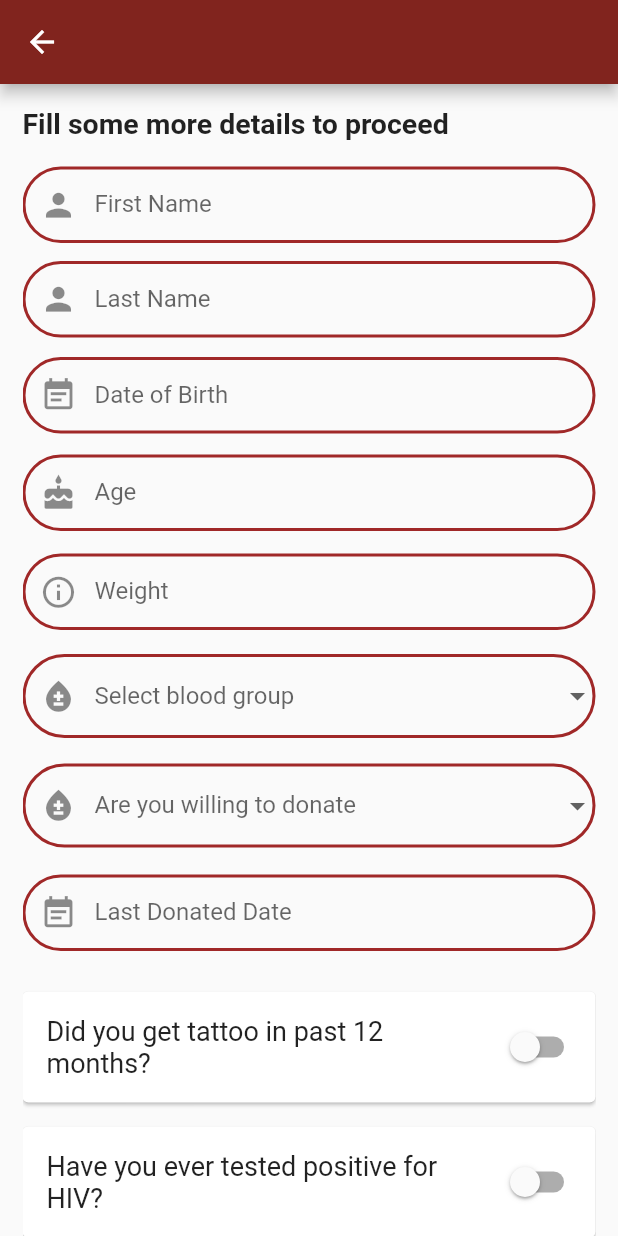
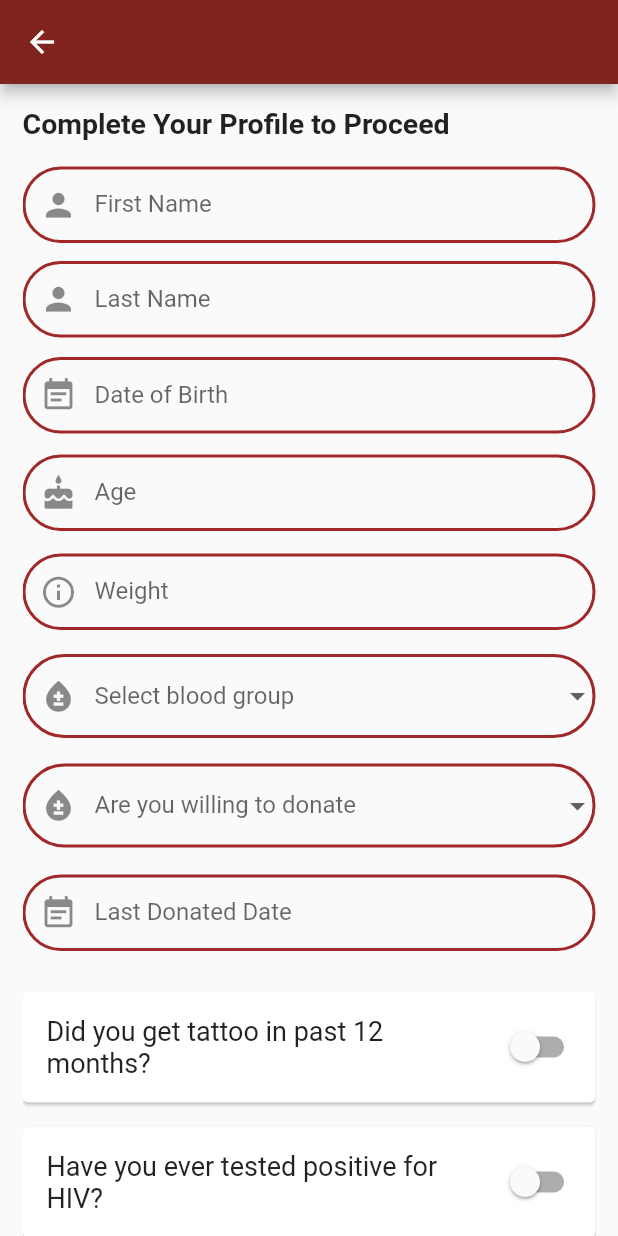
Before and after one commit to SreedevT/bloodbuddy, a Flutter app: the SignUpScreen screen opened by its route, on a phone screen of 412 x 824 dp. Run offline on Flutter 3.47's test engine with Material 2 defaults, Android fonts, the light colour scheme and no system bars; drawn by our look-alikes of date_field; our stand-ins replace cloud_firestore, firebase_auth, firebase_core, flutter_map, flutter_spinkit, geolocator and 3 more; missing offline and left inert: firebase_app_check; accounts and stored records are empty.

Commit message:
Code cleanup

```diff
--- a/lib/authentication/register.dart
+++ b/lib/authentication/register.dart
@@ -1,5 +1,3 @@
-import 'dart:developer';
-
 import 'package:blood/Firestore/userprofile.dart';
 import 'package:blood/screens/mapscreen.dart';
 import 'package:firebase_auth/firebase_auth.dart';
@@ -72,22 +70,23 @@ class _QuestionCardState extends State<QuestionCard> {
 
 class _SignUpScreenState extends State<SignUpScreen> {
   final inputDecoration = InputDecoration(
-    contentPadding: EdgeInsets.symmetric(vertical: 16.0, horizontal: 16.0),
+    contentPadding:
+        const EdgeInsets.symmetric(vertical: 16.0, horizontal: 16.0),
     enabledBorder: OutlineInputBorder(
-      borderSide: BorderSide(
+      borderSide: const BorderSide(
         width: 2,
         color: Color.fromARGB(255, 160, 40, 40),
       ),
       borderRadius: BorderRadius.circular(28.0),
     ),
     focusedBorder: OutlineInputBorder(
-      borderSide: BorderSide(
+      borderSide: const BorderSide(
         width: 2,
         color: Color.fromARGB(255, 135, 34, 34),
       ),
       borderRadius: BorderRadius.circular(28.0),
     ),
-    prefixIcon: Icon(
+    prefixIcon: const Icon(
       Icons.person,
       size: 25,
     ),
@@ -107,7 +106,6 @@ class _SignUpScreenState extends State<SignUpScreen> {
   String? selectedWillingToDonateOption;
   DateTime? lastDonated;
 
-  var con;
   TextEditingController ageController = TextEditingController();
   bool question1 = false;
   bool question2 = false;
@@ -123,48 +121,10 @@ class _SignUpScreenState extends State<SignUpScreen> {
     super.dispose();
   }
 
+  @override
   void initState() {
     super.initState();
     user = _auth.currentUser;
-  }
-
-  Widget questionCard(String question, bool value) {
-    return Card(
-      // Use some padding and margin for the card
-      margin: const EdgeInsets.fromLTRB(0, 8, 0, 8),
-      child: Padding(
-        padding: const EdgeInsets.all(8),
-        // Use a row to align the text and the switch horizontally
-        child: Row(
-          // Use mainAxisAlignment to space the widgets evenly
-          mainAxisAlignment: MainAxisAlignment.spaceEvenly,
-          children: [
-            Expanded(
-              child: Padding(
-                padding: const EdgeInsets.all(8),
-                // Use a text widget with some style
-                child: Text(
-                  question,
-                  style: const TextStyle(
-                    fontSize: 18,
-                  ),
-                ),
-              ),
-            ),
-            // Use a switch widget with the state variable and an onChanged callback
-            Switch(
-              value: value,
-              onChanged: (v) {
-                // Update the state variable and call setState() to rebuild the UI
-                setState(() {
-                  value = v;
-                });
-              },
-            ),
-          ],
-        ),
-      ),
-    );
   }
 
   @override
@@ -180,10 +140,10 @@ class _SignUpScreenState extends State<SignUpScreen> {
           child: ListView(
             // crossAxisAlignment: CrossAxisAlignment.start,
             children: [
-              Padding(
+              const Padding(
                 padding: EdgeInsets.only(bottom: 7.0),
                 child: Text(
-                  'Fill some more details to proceed',
+                  'Complete Your Profile to Proceed',
                   style: TextStyle(
                     fontSize: 19,
                     fontWeight: FontWeight.bold,
@@ -192,7 +152,7 @@ class _SignUpScreenState extends State<SignUpScreen> {
               ),
               // Rest of the code...
 
-              SizedBox(height: 11),
+              const SizedBox(height: 11),
               TextFormField(
                 onChanged: (val) {
                   setState(() {
@@ -209,7 +169,7 @@ class _SignUpScreenState extends State<SignUpScreen> {
                   return null;
                 },
               ),
-              SizedBox(height: 12),
+              const SizedBox(height: 12),
               TextFormField(
                 onChanged: (val) {
                   setState(() {
@@ -226,7 +186,7 @@ class _SignUpScreenState extends State<SignUpScreen> {
                   return null;
                 },
               ),
-              SizedBox(height: 13),
+              const SizedBox(height: 13),
               DateTimeFormField(
                 onDateSelected: (DateTime value) {
                   setState(() {
@@ -237,7 +197,7 @@ class _SignUpScreenState extends State<SignUpScreen> {
                 },
                 decoration: inputDecoration.copyWith(
                   labelText: 'Date of Birth',
-                  prefixIcon: Icon(
+                  prefixIcon: const Icon(
                     Icons.event_note,
                     size: 25,
                   ),
@@ -245,12 +205,12 @@ class _SignUpScreenState extends State<SignUpScreen> {
                 mode: DateTimeFieldPickerMode.date,
                 autovalidateMode: AutovalidateMode.always,
               ),
-              SizedBox(height: 14),
+              const SizedBox(height: 14),
               TextFormField(
                 controller: ageController,
                 decoration: inputDecoration.copyWith(
                   labelText: 'Age',
-                  prefixIcon: Icon(
+                  prefixIcon: const Icon(
                     Icons.cake,
                     size: 25,
                   ),
@@ -263,7 +223,7 @@ class _SignUpScreenState extends State<SignUpScreen> {
                   return null;
                 },
               ),
-              SizedBox(height: 15),
+              const SizedBox(height: 15),
               TextFormField(
                 onChanged: (val) {
                   setState(() {
@@ -273,7 +233,7 @@ class _SignUpScreenState extends State<SignUpScreen> {
                 keyboardType: TextInputType.number,
                 decoration: inputDecoration.copyWith(
                   labelText: 'Weight',
-                  prefixIcon: Icon(
+                  prefixIcon: const Icon(
                     Icons.info_outline,
                     size: 25,
                   ),
@@ -285,11 +245,11 @@ class _SignUpScreenState extends State<SignUpScreen> {
                   return null;
                 },
               ),
-              SizedBox(height: 16),
+              const SizedBox(height: 16),
               DropdownButtonFormField<String>(
                 decoration: inputDecoration.copyWith(
                   labelText: 'Select blood group',
-                  prefixIcon: Icon(
+                  prefixIcon: const Icon(
                     Icons.bloodtype,
                     size: 25,
                   ),
@@ -299,7 +259,7 @@ class _SignUpScreenState extends State<SignUpScreen> {
                     .map(
                       (item) => DropdownMenuItem<String>(
                         value: item,
-                        child: Text(item, style: TextStyle(fontSize: 18)),
+                        child: Text(item, style: const TextStyle(fontSize: 18)),
                       ),
                     )
                     .toList(),
@@ -316,11 +276,11 @@ class _SignUpScreenState extends State<SignUpScreen> {
                 },
               ),
 
-              SizedBox(height: 17),
+              const SizedBox(height: 17),
               DropdownButtonFormField<String>(
                 decoration: inputDecoration.copyWith(
                   labelText: 'Are you willing to donate',
-                  prefixIcon: Icon(
+                  prefixIcon: const Icon(
                     Icons.bloodtype,
                     size: 25,
                   ),
@@ -330,7 +290,7 @@ class _SignUpScreenState extends State<SignUpScreen> {
                     .map(
                       (item) => DropdownMenuItem<String>(
                         value: item,
-                        child: Text(item, style: TextStyle(fontSize: 18)),
+                        child: Text(item, style: const TextStyle(fontSize: 18)),
                       ),
                     )
                     .toList(),
@@ -347,7 +307,7 @@ class _SignUpScreenState extends State<SignUpScreen> {
                 },
               ),
 
-              SizedBox(height: 18),
+              const SizedBox(height: 18),
               DateTimeFormField(
                 onDateSelected: (DateTime? value) {
                   setState(() {
@@ -356,7 +316,7 @@ class _SignUpScreenState extends State<SignUpScreen> {
                 },
                 decoration: inputDecoration.copyWith(
                   labelText: 'Last Donated Date',
-                  prefixIcon: Icon(
+                  prefixIcon: const Icon(
                     Icons.event_note,
                     size: 25,
                   ),
@@ -364,7 +324,7 @@ class _SignUpScreenState extends State<SignUpScreen> {
                 mode: DateTimeFieldPickerMode.date,
                 autovalidateMode: AutovalidateMode.always,
               ),
-              SizedBox(height: 19),
+              const SizedBox(height: 19),
 
               QuestionCard(
                 question: "Did you get tattoo in past 12 months?",
@@ -391,7 +351,7 @@ class _SignUpScreenState extends State<SignUpScreen> {
                 },
               ),
 
-              SizedBox(height: 20),
+              const SizedBox(height: 20),
               Container(
                 padding: const EdgeInsets.all(10),
                 width: double.infinity,
@@ -415,30 +375,31 @@ class _SignUpScreenState extends State<SignUpScreen> {
                         question2,
                         question3,
                       );
-
+                      if (!mounted) return;
                       Navigator.pushReplacement(
                         context,
                         MaterialPageRoute(
-                          builder: (context) => NewInter(),
+                          builder: (context) => const NewInter(),
                         ),
                       );
                     } else {
                       showDialog(
                         context: context,
                         builder: (context) => AlertDialog(
-                          title: Text('Incomplete Form'),
-                          content: Text('Please fill all the required fields.'),
+                          title: const Text('Incomplete Form'),
+                          content: const Text(
+                              'Please fill all the required fields.'),
                           actions: [
                             ElevatedButton(
                               onPressed: () => Navigator.pop(context),
-                              child: Text('OK'),
+                              child: const Text('OK'),
                             ),
                           ],
                         ),
                       );
                     }
                   },
-                  child: Center(
+                  child: const Center(
                     child: Text(
                       'PROCEED',
                       style: TextStyle(
@@ -450,7 +411,7 @@ class _SignUpScreenState extends State<SignUpScreen> {
                   ),
                 ),
               ),
-              SizedBox(height: 20),
+              const SizedBox(height: 20),
             ],
           ),
         ),
```
